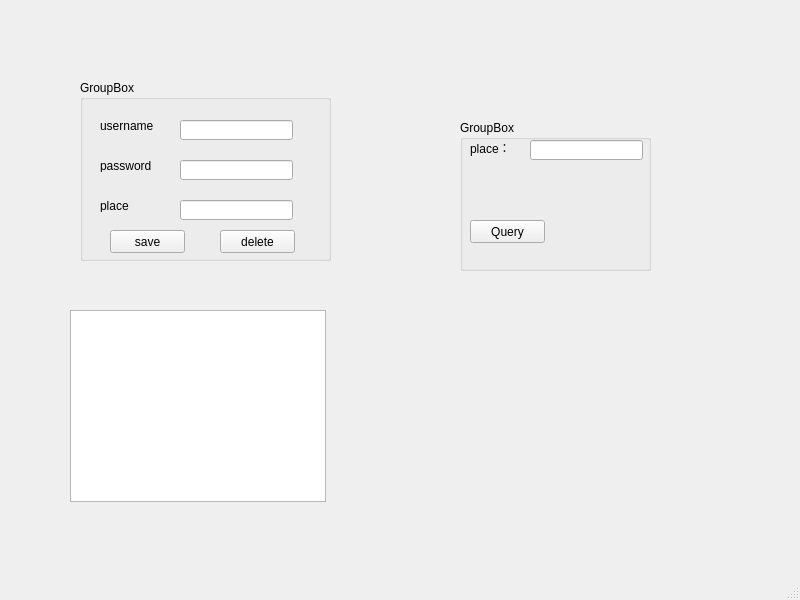
First picture: the form in MainWindow.ui, repository PPPPPupil/PasswordNotebook_demo, before the edit.
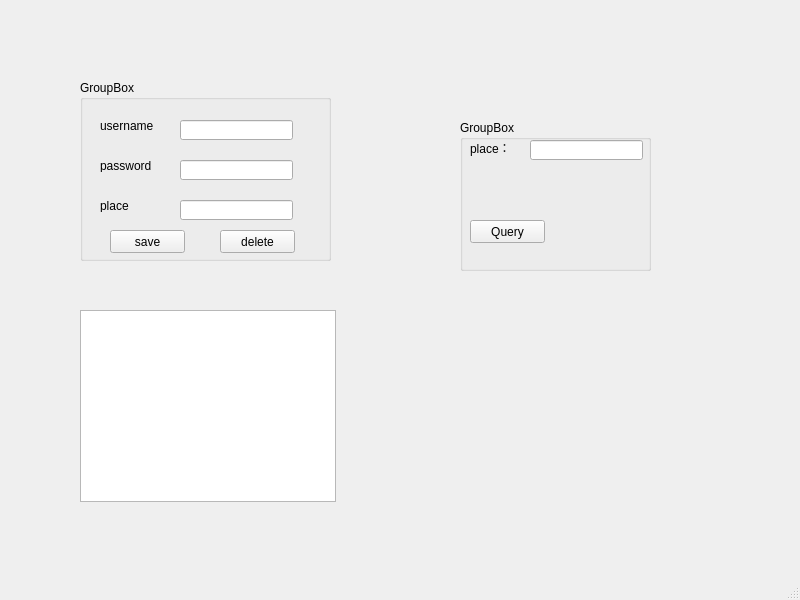
Second picture: the form after the edit.

The edit to the form file:
```diff
--- a/MainWindow.ui
+++ b/MainWindow.ui
@@ -171,10 +171,10 @@
      </property>
     </widget>
    </widget>
-   <widget class="QListView" name="listView">
+   <widget class="QListWidget" name="listWidget">
     <property name="geometry">
      <rect>
-      <x>70</x>
+      <x>80</x>
       <y>310</y>
       <width>256</width>
       <height>192</height>
```
